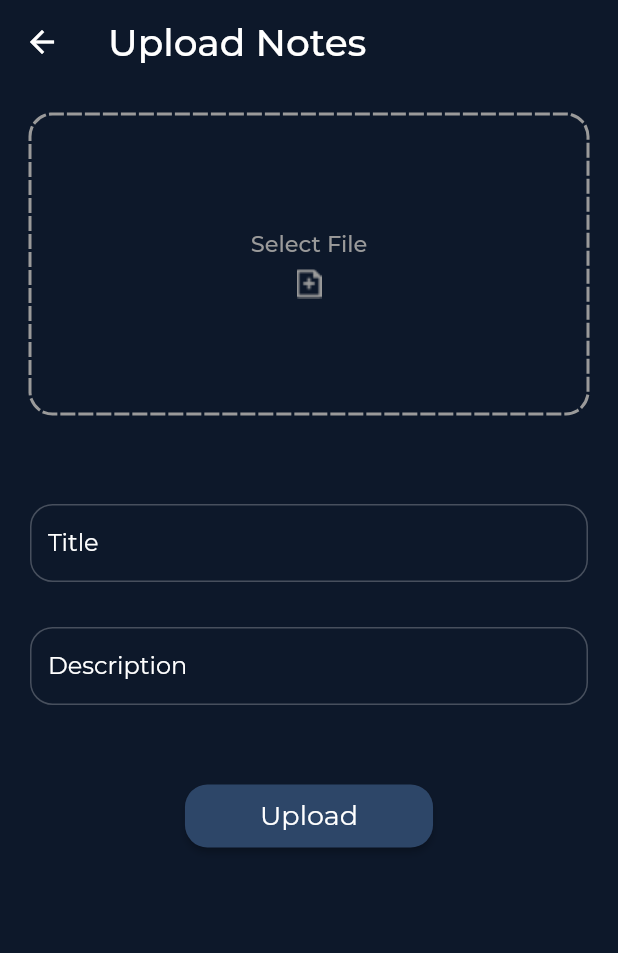
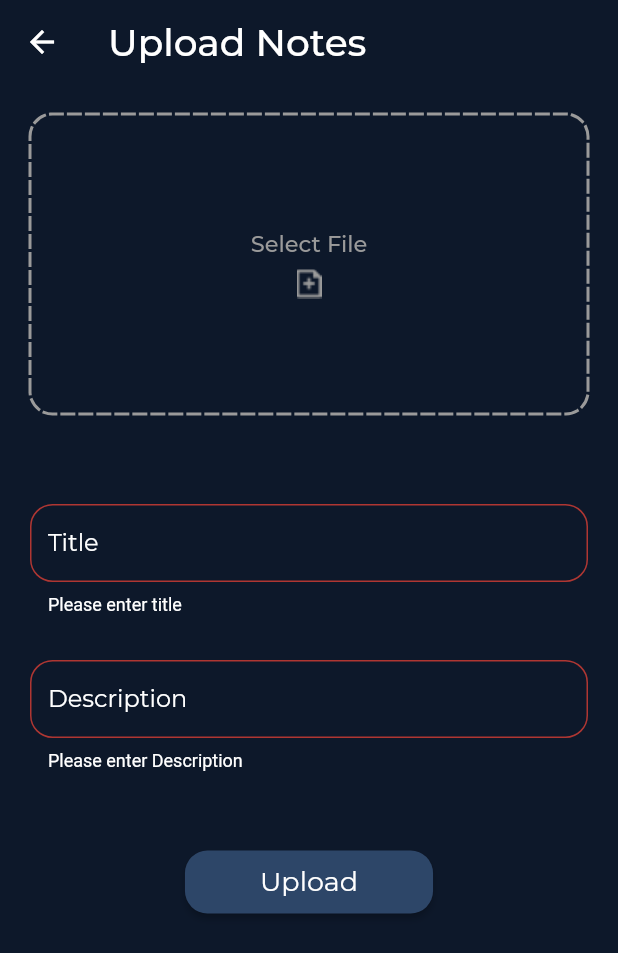
Before and after one commit to pramodksh/paper-for-peers, a Flutter app: the UploadNotes screen opened directly with empty values, after a tap on "Upload", on a phone screen of 412 x 824 dp. Shown: the top 953 px of the screen. Run offline on Flutter 3.47's test engine with Material 2 defaults, Android fonts, the phone set to English and light mode, and no system bars; drawn by our look-alikes of dotted_border; our stand-ins replace bloc, cloud_firestore, equatable, file_picker, firebase_auth, firebase_core and 9 more; missing offline and left inert: advance_pdf_viewer, web_scraper; accounts and stored records are empty; project files that could hold a hidden picture were left out.

Commit message:
notes - reused custom text field

```diff
--- a/lib/presentation/modules/dashboard/notes/upload_notes.dart
+++ b/lib/presentation/modules/dashboard/notes/upload_notes.dart
@@ -6,6 +6,7 @@ import 'package:papers_for_peers/presentation/modules/dashboard/notes/notes.dart
 import 'package:papers_for_peers/presentation/modules/dashboard/profile/profile.dart';
 import 'package:papers_for_peers/presentation/modules/dashboard/profile/upload/shared.dart';
 import 'package:papers_for_peers/presentation/modules/dashboard/utilities/utilities.dart';
+import 'package:papers_for_peers/presentation/modules/login/utilities.dart';
 import 'package:provider/provider.dart';
 
 class UploadNotes extends StatefulWidget {
@@ -23,29 +24,6 @@ class UploadNotes extends StatefulWidget {
 class _UploadNotesState extends State<UploadNotes> {
 
   GlobalKey<FormState> _formKey = GlobalKey<FormState>();
-
-  Widget getNotesDetailsTextField({
-    required String hintText,
-    required Function(String) onChanged,
-  }) {
-    return TextFormField(
-      onChanged: onChanged,
-      validator: (val) => val!.isEmpty ? "Please enter $hintText" : null,
-      style: TextStyle(fontSize: 16, color: Colors.white),
-      decoration: InputDecoration(
-        hintText: hintText,
-        isDense: true,
-        focusedBorder: OutlineInputBorder(
-          borderSide: BorderSide(color: Colors.white),
-          borderRadius: BorderRadius.circular(15.0),
-        ),
-        enabledBorder: OutlineInputBorder(
-          borderSide: BorderSide(color: Colors.white24),
-          borderRadius: BorderRadius.circular(15.0),
-        ),
-      ),
-    );
-  }
 
   @override
   void initState() {
@@ -107,33 +85,39 @@ class _UploadNotesState extends State<UploadNotes> {
                   child: Column(
                     children: [
                       SizedBox(height: 30,),
-                      getNotesDetailsTextField(
-                        hintText: "Title",
+                      getCustomTextField(
+                        labelText: 'Title',
                         onChanged: (val) {
                           if (notesState is NotesAddEditing) {
                             context.read<NotesBloc>().add(NotesAddEdit(
-                              title: val, description: notesState.description, subject: widget.selectedSubject
+                                title: val, description: notesState.description, subject: widget.selectedSubject
                             ));
                           }
-                        }
+                        },
+                        validator: (String? val) => val!.isNotEmpty ? null : "Please enter title",
                       ),
                       SizedBox(height: 30,),
-                      getNotesDetailsTextField(
-                        hintText: "Description",
+                      getCustomTextField(
+                        labelText: 'Description',
                         onChanged: (val) {
                           if (notesState is NotesAddEditing) {
                             context.read<NotesBloc>().add(NotesAddEdit(
-                              title: notesState.title, description: val, subject: widget.selectedSubject
+                                title: notesState.title, description: val, subject: widget.selectedSubject
                             ));
                           }
-                        }
+                        },
+                        validator: (String? val) => val!.isNotEmpty ? null : "Please enter Description",
                       ),
                     ],
                   ),
                 ),
               ),
               SizedBox(height: 50,),
-              getUploadButton(onPressed: () {}),
+              getUploadButton(onPressed: () {
+                if(_formKey.currentState!.validate()) {
+
+                }
+              }),
             ],
           ),
         ),
```
